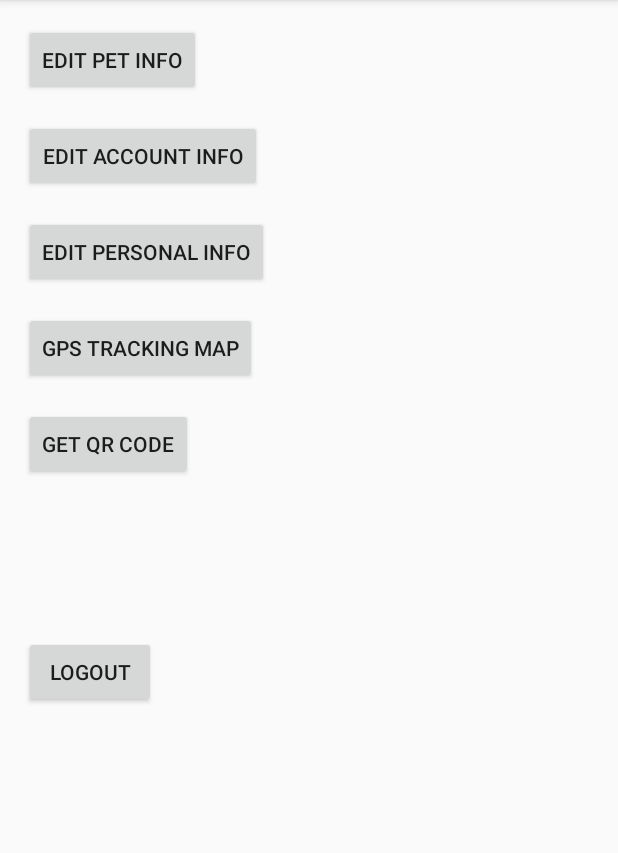
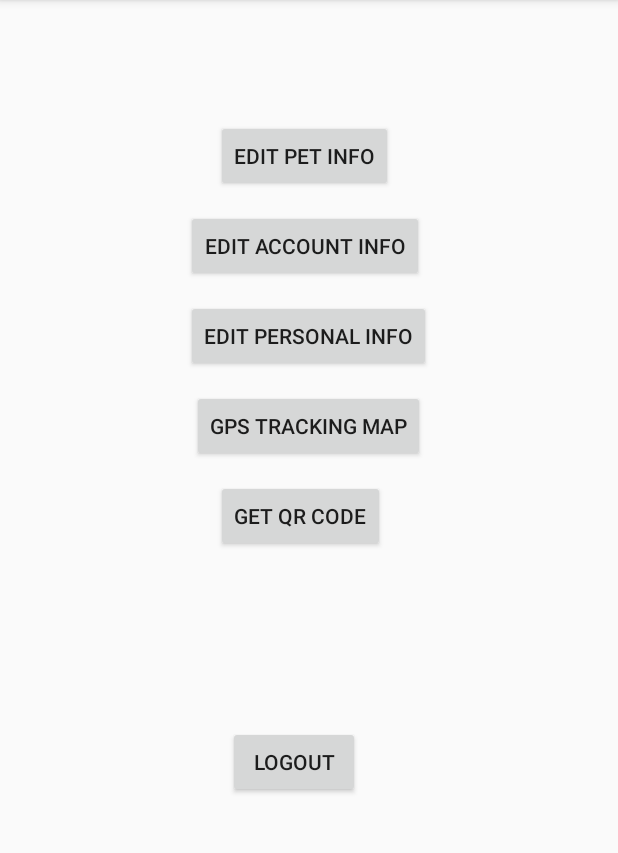
Before and after one commit to jameshoang2709/PeTracker, an Android app: the MainActivity screen opened directly, with no data from a screen before it, on a phone screen of 412 x 824 dp, the part 84-937 px from its top. Run offline under Robolectric (Android 15) with nearby library versions, the light colour scheme and no system bars; network calls fail.

Commit message:
made the main activity look a little nicer

```diff
--- a/app/src/main/res/layout/activity_main.xml
+++ b/app/src/main/res/layout/activity_main.xml
@@ -10,8 +10,8 @@
         android:id="@+id/button"
         android:layout_width="wrap_content"
         android:layout_height="wrap_content"
-        android:layout_marginStart="16dp"
-        android:layout_marginTop="16dp"
+        android:layout_marginStart="144dp"
+        android:layout_marginTop="80dp"
         android:onClick="toEditPetInfo"
         android:text="@string/edit_pet_info_name"
         app:layout_constraintStart_toStartOf="parent"
@@ -21,8 +21,8 @@
         android:id="@+id/button2"
         android:layout_width="wrap_content"
         android:layout_height="wrap_content"
-        android:layout_marginStart="16dp"
-        android:layout_marginTop="16dp"
+        android:layout_marginStart="124dp"
+        android:layout_marginTop="12dp"
         android:onClick="toEditAccountInfo"
         android:text="@string/edit_account_info_name"
         app:layout_constraintStart_toStartOf="parent"
@@ -32,8 +32,8 @@
         android:id="@+id/button3"
         android:layout_width="wrap_content"
         android:layout_height="wrap_content"
-        android:layout_marginStart="16dp"
-        android:layout_marginTop="16dp"
+        android:layout_marginStart="124dp"
+        android:layout_marginTop="12dp"
         android:onClick="toEditPersonalInfo"
         android:text="@string/edit_personal_info_name"
         app:layout_constraintStart_toStartOf="parent"
@@ -43,8 +43,8 @@
         android:id="@+id/button6"
         android:layout_width="wrap_content"
         android:layout_height="wrap_content"
-        android:layout_marginStart="16dp"
-        android:layout_marginTop="16dp"
+        android:layout_marginStart="128dp"
+        android:layout_marginTop="12dp"
         android:onClick="toTrackGPSActivity"
         android:text="@string/title_activity_g_p_s_track_activity"
         app:layout_constraintStart_toStartOf="parent"
@@ -54,8 +54,8 @@
         android:id="@+id/button7"
         android:layout_width="wrap_content"
         android:layout_height="wrap_content"
-        android:layout_marginStart="16dp"
-        android:layout_marginTop="16dp"
+        android:layout_marginStart="144dp"
+        android:layout_marginTop="12dp"
         android:onClick="toGetQRCode"
         android:text="@string/get_qr_code"
         app:layout_constraintStart_toStartOf="parent"
@@ -65,8 +65,8 @@
         android:id="@+id/button8"
         android:layout_width="wrap_content"
         android:layout_height="wrap_content"
-        android:layout_marginStart="16dp"
-        android:layout_marginTop="104dp"
+        android:layout_marginStart="152dp"
+        android:layout_marginTop="116dp"
         android:onClick="toLogin"
         android:text="@string/logout"
         app:layout_constraintStart_toStartOf="parent"
```
